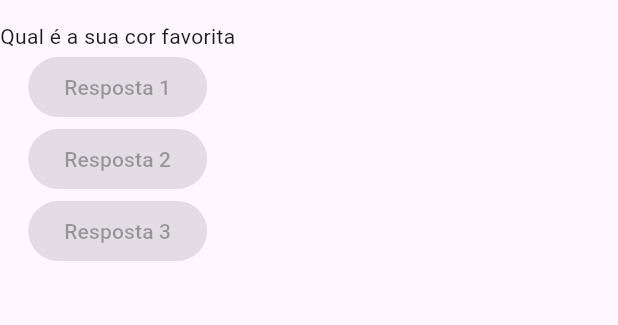
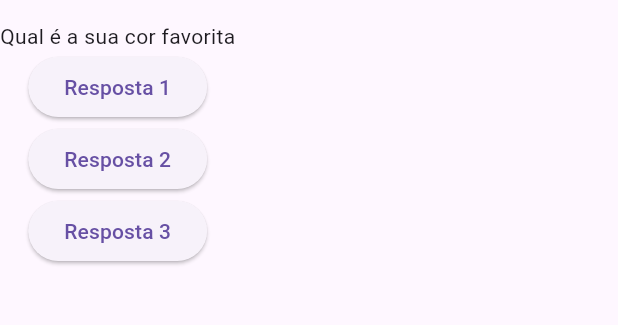
Before and after one commit to leirisson/dart-2025-2026, a Flutter app: the screen it shows after launch, on a phone screen of 412 x 824 dp, the part 63-388 px from its top. Run offline on Flutter 3.47's test engine with Material 3 defaults, Android fonts, the phone set to English and light mode, and no system bars.

Commit message:
feat: add responder function to handle button presses in PerguntaApp

```diff
--- a/0_app_flutter/projeto_perguntas/lib/main.dart
+++ b/0_app_flutter/projeto_perguntas/lib/main.dart
@@ -3,10 +3,17 @@ import 'package:flutter/material.dart';
 void main() => runApp(new PerguntaApp());
 
 class PerguntaApp extends StatelessWidget {
+
+  void responder(){
+    print("Pergunta Respondida");
+  }
+
+
   final List<String> perguntas = [
     'Qual é a sua cor favorita',
     'Qual é a sua idade ?',
   ];
+
   @override
   Widget build(BuildContext context) {
     return MaterialApp(
@@ -15,9 +22,9 @@ class PerguntaApp extends StatelessWidget {
         body: Column(
           children: <Widget>[
             Text(perguntas.elementAt(0)),
-            ElevatedButton(onPressed: null, child: Text("Resposta 1")),
-            ElevatedButton(onPressed: null, child: Text("Resposta 2")),
-            ElevatedButton(onPressed: null, child: Text("Resposta 3")),
+            ElevatedButton(onPressed: responder, child: Text("Resposta 1")),
+            ElevatedButton(onPressed: responder, child: Text("Resposta 2")),
+            ElevatedButton(onPressed: responder, child: Text("Resposta 3")),
           ],
         ),
       ),
```
